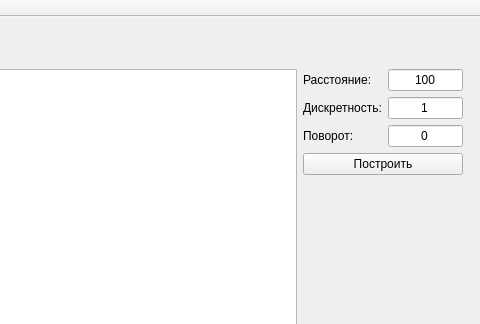
This is app/Scan2Slice/gui/mainwindow.ui in ApplicationsForge/Scan2Slice as Qt 5 draws it before an edit; both pictures show x 320 to 800 and y 0 to 324 of the 800 by 600 pixel window. The edited form follows.
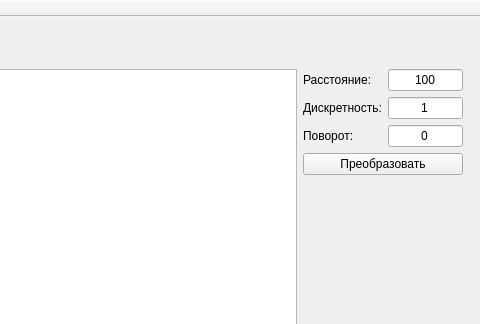
This is the edited form. Icons and pictures are not drawn.

Commit message: Изменен текст кнопки построения среза

The edit to the form file:
```diff
--- a/app/Scan2Slice/gui/mainwindow.ui
+++ b/app/Scan2Slice/gui/mainwindow.ui
@@ -164,7 +164,7 @@
           <item row="5" column="0" colspan="2">
            <widget class="QPushButton" name="buildSlicePushButton">
             <property name="text">
-             <string>Построить</string>
+             <string>Преобразовать</string>
             </property>
             <property name="icon">
              <iconset resource="resources/resources.qrc">
```
